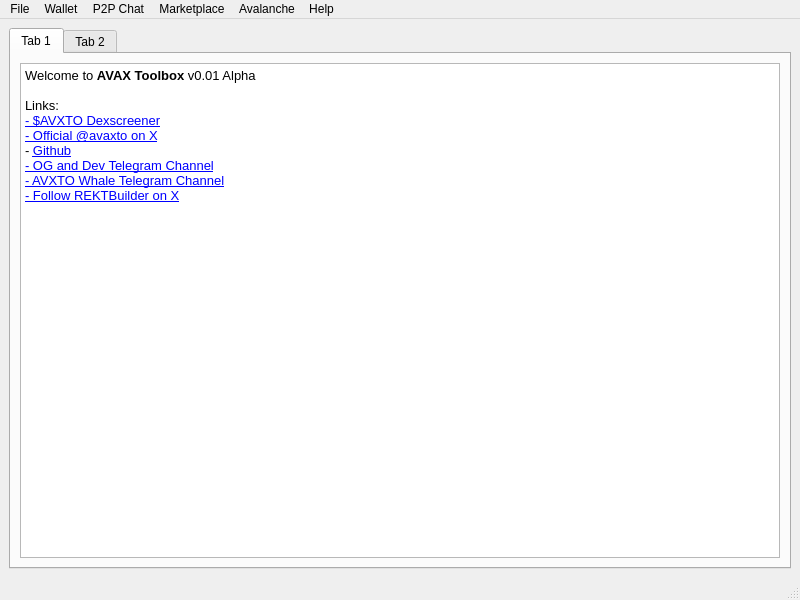
Qt form src/qt/gui/mainwindow.ui (avaxto/avax.to) before a commit.
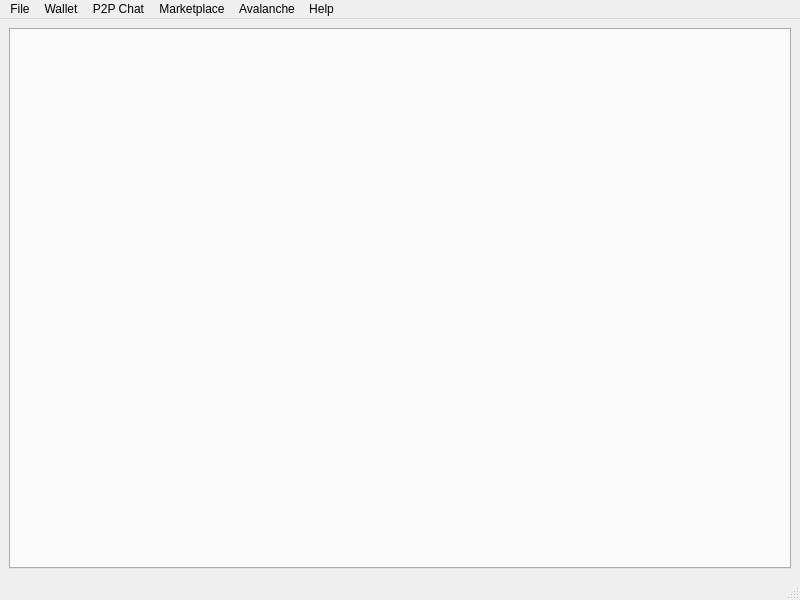
The same form after that commit. Icons and pictures are not drawn.

Commit message: Began work on wallet widget

```diff
--- a/src/qt/gui/mainwindow.ui
+++ b/src/qt/gui/mainwindow.ui
@@ -20,46 +20,6 @@
       <property name="currentIndex">
        <number>0</number>
       </property>
-      <widget class="QWidget" name="tab">
-       <attribute name="title">
-        <string>Tab 1</string>
-       </attribute>
-       <layout class="QVBoxLayout" name="verticalLayout_3">
-        <item>
-         <layout class="QVBoxLayout" name="verticalLayout_2">
-          <item>
-           <widget class="QTextBrowser" name="textBrowser">
-            <property name="html">
-             <string>&lt;!DOCTYPE HTML PUBLIC &quot;-//W3C//DTD HTML 4.0//EN&quot; &quot;http://www.w3.org/TR/REC-html40/strict.dtd&quot;&gt;
-&lt;html&gt;&lt;head&gt;&lt;meta name=&quot;qrichtext&quot; content=&quot;1&quot; /&gt;&lt;meta charset=&quot;utf-8&quot; /&gt;&lt;style type=&quot;text/css&quot;&gt;
-p, li { white-space: pre-wrap; }
-hr { height: 1px; border-width: 0; }
-li.unchecked::marker { content: &quot;\2610&quot;; }
-li.checked::marker { content: &quot;\2612&quot;; }
-&lt;/style&gt;&lt;/head&gt;&lt;body style=&quot; font-family:'Noto Sans'; font-size:10pt; font-weight:400; font-style:normal;&quot;&gt;
-&lt;p style=&quot; margin-top:0px; margin-bottom:0px; margin-left:0px; margin-right:0px; -qt-block-indent:0; text-indent:0px;&quot;&gt;Welcome to &lt;span style=&quot; font-weight:700;&quot;&gt;AVAX Toolbox&lt;/span&gt; v0.01 Alpha&lt;/p&gt;
-&lt;p style=&quot;-qt-paragraph-type:empty; margin-top:0px; margin-bottom:0px; margin-left:0px; margin-right:0px; -qt-block-indent:0; text-indent:0px;&quot;&gt;&lt;br /&gt;&lt;/p&gt;
-&lt;p style=&quot; margin-top:0px; margin-bottom:0px; margin-left:0px; margin-right:0px; -qt-block-indent:0; text-indent:0px;&quot;&gt;Links:&lt;/p&gt;
-&lt;p style=&quot; margin-top:0px; margin-bottom:0px; margin-left:0px; margin-right:0px; -qt-block-indent:0; text-indent:0px;&quot;&gt;&lt;a href=&quot;https://dexscreener.com/avalanche/0x2bdebde7e1088e42aafef104b5f7457aca5ab86f&quot;&gt;&lt;span style=&quot; text-decoration: underline; color:#0000ff;&quot;&gt;- $AVXTO Dexscreener&lt;/span&gt;&lt;/a&gt;&lt;/p&gt;
-&lt;p style=&quot; margin-top:0px; margin-bottom:0px; margin-left:0px; margin-right:0px; -qt-block-indent:0; text-indent:0px;&quot;&gt;&lt;a href=&quot;https://x.com/avaxto&quot;&gt;&lt;span style=&quot; text-decoration: underline; color:#0000ff;&quot;&gt;- Official @avaxto on X&lt;/span&gt;&lt;/a&gt;&lt;/p&gt;
-&lt;p style=&quot; margin-top:0px; margin-bottom:0px; margin-left:0px; margin-right:0px; -qt-block-indent:0; text-indent:0px;&quot;&gt;- &lt;a href=&quot;https://github.com/avaxto/avax.to&quot;&gt;&lt;span style=&quot; text-decoration: underline; color:#0000ff;&quot;&gt;Github&lt;/span&gt;&lt;/a&gt;&lt;/p&gt;
-&lt;p style=&quot; margin-top:0px; margin-bottom:0px; margin-left:0px; margin-right:0px; -qt-block-indent:0; text-indent:0px;&quot;&gt;&lt;a href=&quot;https://telegram.me/collablandbot?start=VFBDI1RFTCNDT01NIy0xMDAxNzI5NTYxMjQw&quot;&gt;&lt;span style=&quot; text-decoration: underline; color:#0000ff;&quot;&gt;- OG and Dev Telegram Channel&lt;/span&gt;&lt;/a&gt;&lt;/p&gt;
-&lt;p style=&quot; margin-top:0px; margin-bottom:0px; margin-left:0px; margin-right:0px; -qt-block-indent:0; text-indent:0px;&quot;&gt;&lt;a href=&quot;https://telegram.me/collablandbot?start=VFBDI1RFTCNDT01NIy0xMDAyNTA0MDM2MTA5&quot;&gt;&lt;span style=&quot; text-decoration: underline; color:#0000ff;&quot;&gt;- AVXTO Whale Telegram Channel&lt;/span&gt;&lt;/a&gt;&lt;/p&gt;
-&lt;p style=&quot; margin-top:0px; margin-bottom:0px; margin-left:0px; margin-right:0px; -qt-block-indent:0; text-indent:0px;&quot;&gt;&lt;a href=&quot;https://x.com/rektbuildr&quot;&gt;&lt;span style=&quot; text-decoration: underline; color:#0000ff;&quot;&gt;- Follow REKTBuilder on X&lt;/span&gt;&lt;/a&gt;&lt;/p&gt;
-&lt;p style=&quot;-qt-paragraph-type:empty; margin-top:0px; margin-bottom:0px; margin-left:0px; margin-right:0px; -qt-block-indent:0; text-indent:0px;&quot;&gt;&lt;br /&gt;&lt;/p&gt;
-&lt;p style=&quot; margin-top:0px; margin-bottom:0px; margin-left:0px; margin-right:0px; -qt-block-indent:0; text-indent:0px;&quot;&gt;&lt;img src=&quot;:/resources/images/Gu3dgzJWMAEzXWi.png&quot; /&gt;&lt;/p&gt;&lt;/body&gt;&lt;/html&gt;</string>
-            </property>
-           </widget>
-          </item>
-         </layout>
-        </item>
-       </layout>
-      </widget>
-      <widget class="QWidget" name="tab_2">
-       <attribute name="title">
-        <string>Tab 2</string>
-       </attribute>
-      </widget>
      </widget>
     </item>
    </layout>
```
Left out of the diff: 113 changed lines with no effect on the pictures. The commit also changes 6 other files.
